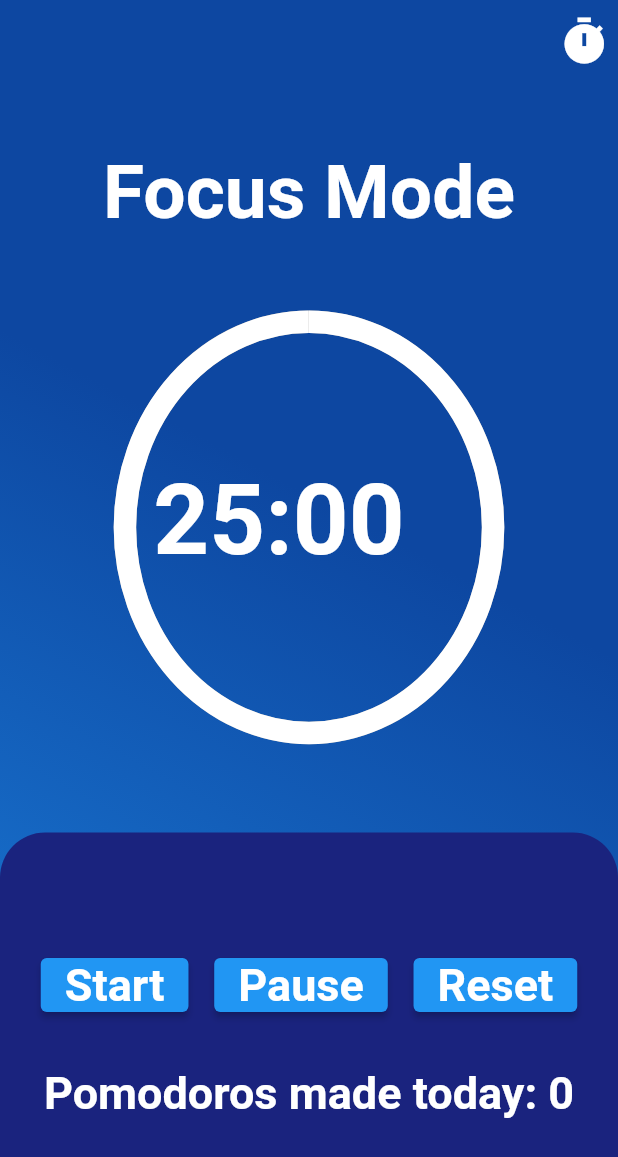
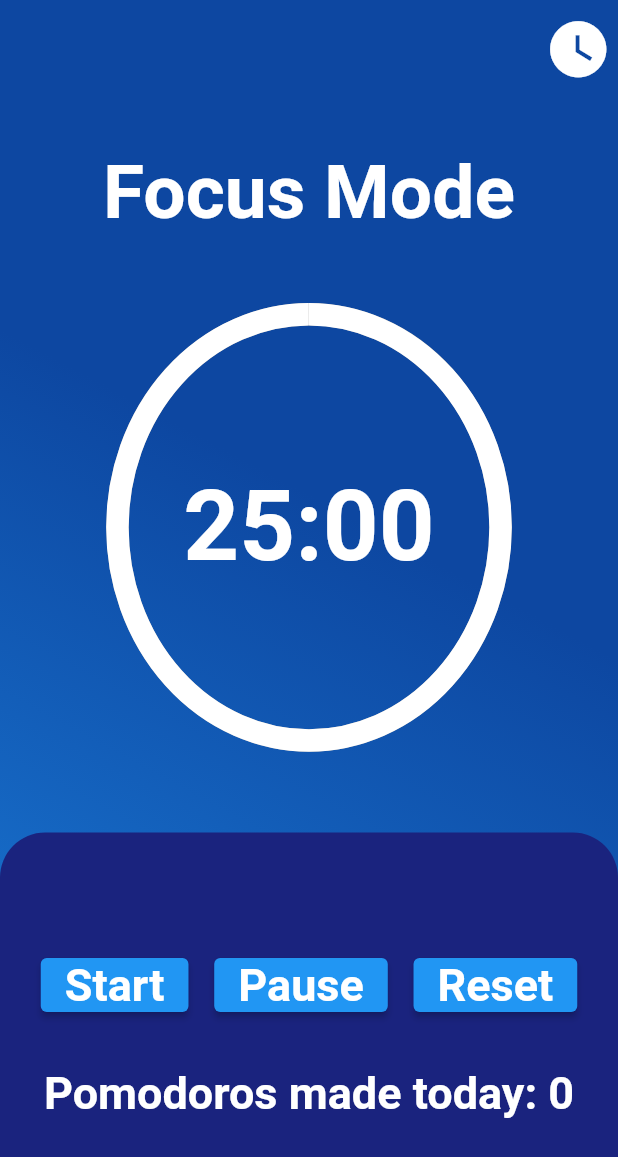
Before and after one commit to mmatheusfas/jera-academy, a Flutter app: the screen it shows after launch, on a phone screen of 412 x 824 dp. Shown: the top 1157 px of the screen. Run offline on Flutter 3.47's test engine with Material 2 defaults, Android fonts, the phone set to English and light mode, and no system bars; our stand-ins replace audioplayers, flutter_local_notifications, flutter_mobx, mobx; missing offline and left inert: duration_picker; generated files the repository leaves out were written again.

Commit message:
Improve responsiveness and design

```diff
--- a/lib/views/timer_page.dart
+++ b/lib/views/timer_page.dart
@@ -66,6 +66,7 @@ class _TimerPageState extends State<TimerPage> {
         elevation: 0,
         actions: [
           IconButton(
+            padding: const EdgeInsets.fromLTRB(0, 10, 25, 2),
             onPressed: () async {
               var result = await showDurationPicker(
                 context: context,
@@ -77,9 +78,9 @@ class _TimerPageState extends State<TimerPage> {
               }
             },
             icon: const Icon(
-              Icons.timer,
+              Icons.watch_later,
               color: Colors.white,
-              size: 35,
+              size: 45,
             ),
           )
         ],
@@ -114,11 +115,11 @@ class _TimerPageState extends State<TimerPage> {
               height: height * 0.06,
             ),
             Stack(
+              alignment: Alignment.center,
               children: [
-                Container(
+                SizedBox(
+                  height: height * 0.37,
                   width: width * 0.62,
-                  height: height * 0.37,
-                  padding: const EdgeInsets.all(5),
                   child: Observer(builder: (context) {
                     var value = controller.duration.inSeconds.toDouble() / controller.totalDuration.toDouble();
                     return CircularProgressIndicator(
@@ -129,10 +130,7 @@ class _TimerPageState extends State<TimerPage> {
                     );
                   }),
                 ),
-                Positioned(
-                  right: 64,
-                  bottom: 108,
-                  child: Observer(builder: (_) {
+                Observer(builder: (_) {
                   return Text(
                     "${controller.duration.inMinutes.remainder(60).toString().padLeft(2, '0')}:${controller.duration.inSeconds.remainder(60).toString().padLeft(2, '0')}",
                     style: const TextStyle(
@@ -142,7 +140,6 @@ class _TimerPageState extends State<TimerPage> {
                     ),
                   );
                 }),
-                )
               ],
             ),
             SizedBox(
```
Lines whose indentation alone changed are shown as unchanged.
